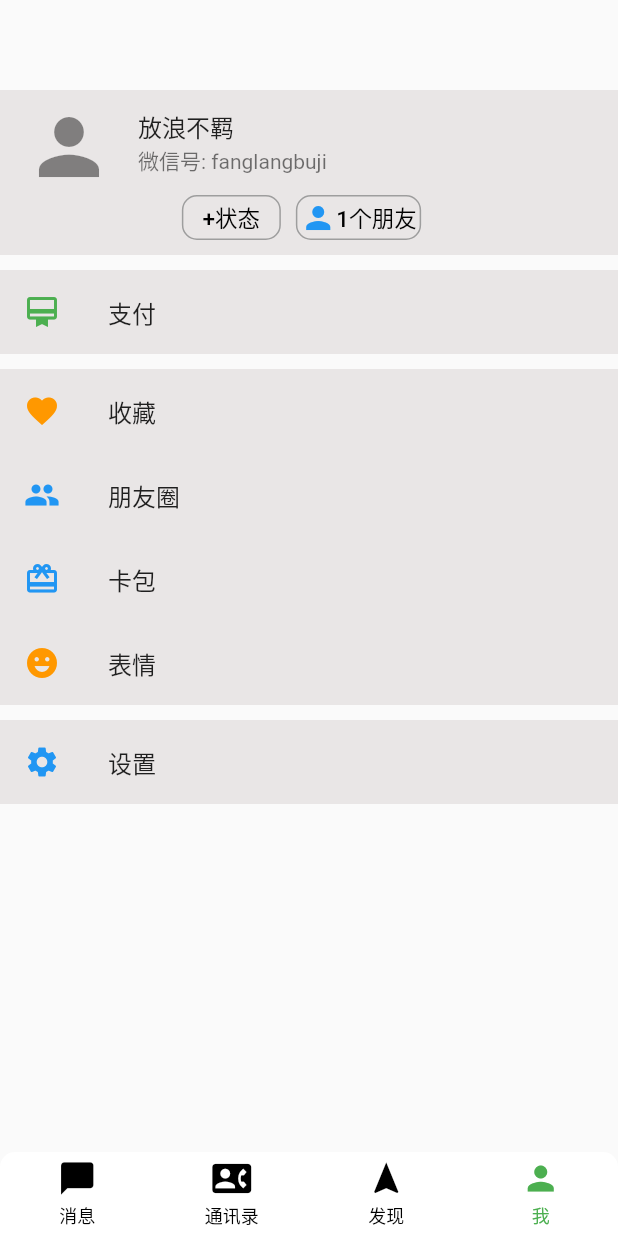
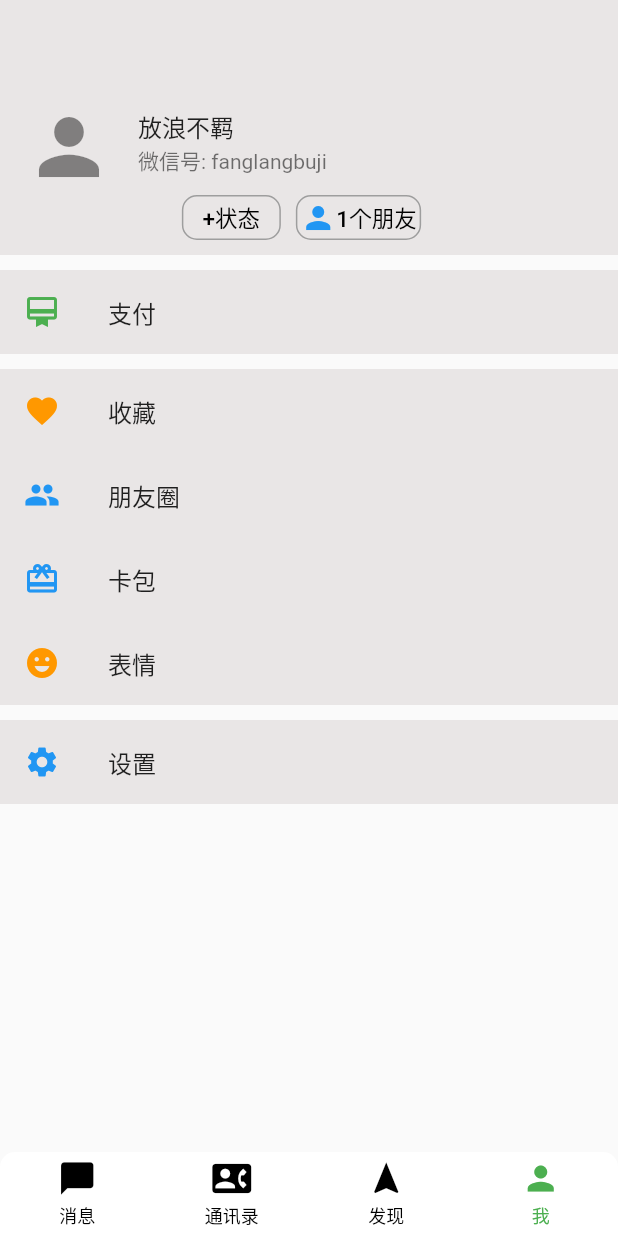
Before and after one commit to jielyu/mimic_ui, a Flutter app: the screen it shows after launch, item 4 of the bottom bar chosen, on a phone screen of 412 x 824 dp. Run offline on Flutter 3.47's test engine with Material 2 defaults, Android fonts, the phone set to English and light mode, and no system bars; drawn by our look-alikes of persistent_bottom_nav_bar; our stand-ins replace azlistview; missing offline and left inert: common_utils, lpinyin.

Commit message:
fix(wechat_ui/lib/pages/mine_page.dart): 修复用户页面顶端不一致的现象

```diff
--- a/wechat_ui/lib/pages/mine_page.dart
+++ b/wechat_ui/lib/pages/mine_page.dart
@@ -102,7 +102,8 @@
     return Scaffold(
       body: Column(
         children: [
-          const SizedBox(
+          Container(
+            color: getItemBgColor(),
             height: 60,
           ),
           Container(
```
